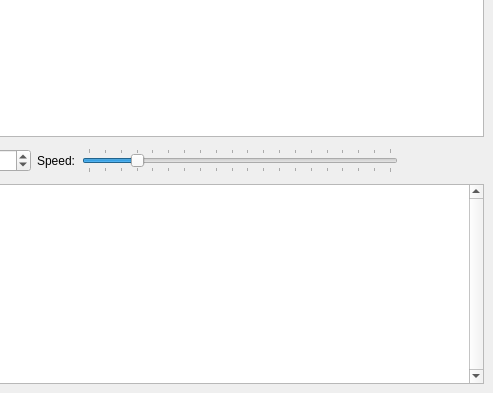
Qt form dfssd/gui/widget.ui (Lesterpig/dfss) before a commit; both pictures show x 258 to 751 and y 202 to 595 of the 751 by 595 pixel window.
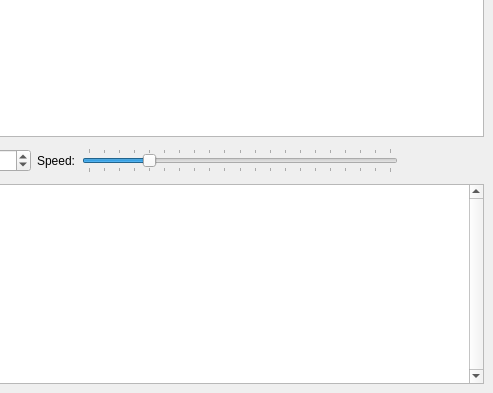
The same form after that commit.

Commit message: [d] Add step-by-step and remove auto replay

What changed in the file:
```diff
--- a/dfssd/gui/widget.ui
+++ b/dfssd/gui/widget.ui
@@ -187,7 +187,7 @@
           <enum>Qt::TabFocus</enum>
          </property>
          <property name="minimum">
-          <number>1</number>
+          <number>0</number>
          </property>
          <property name="maximum">
           <number>20</number>
```
The commit also changes 2 other files.
